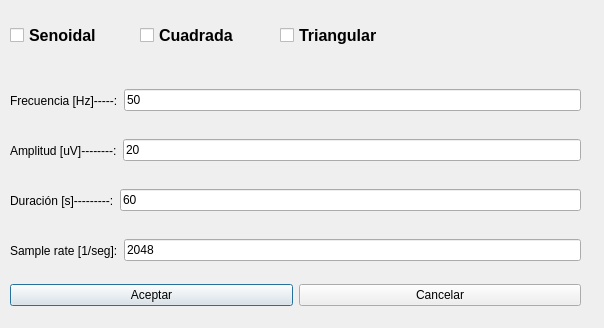
Gonzalor95/TProfesional_EEG, file PyEDF-APP/gui_elements/TestingSignalsDesign.ui: the form before one commit.
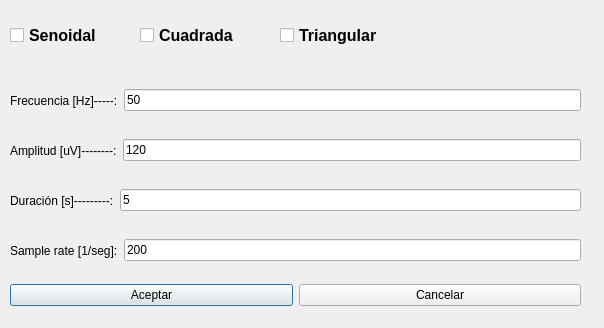
The form after the commit.

The edit to the form file:
```diff
--- a/PyEDF-APP/gui_elements/TestingSignalsDesign.ui
+++ b/PyEDF-APP/gui_elements/TestingSignalsDesign.ui
@@ -106,7 +106,7 @@
     <item>
      <widget class="QLineEdit" name="duration_input_line_edit">
       <property name="text">
-       <string>60</string>
+       <string>5</string>
       </property>
      </widget>
     </item>
@@ -150,7 +150,7 @@
        </size>
       </property>
       <property name="text">
-       <string>20</string>
+       <string>120</string>
       </property>
      </widget>
     </item>
@@ -191,7 +191,7 @@
        </sizepolicy>
       </property>
       <property name="text">
-       <string>2048</string>
+       <string>200</string>
       </property>
      </widget>
     </item>
```
